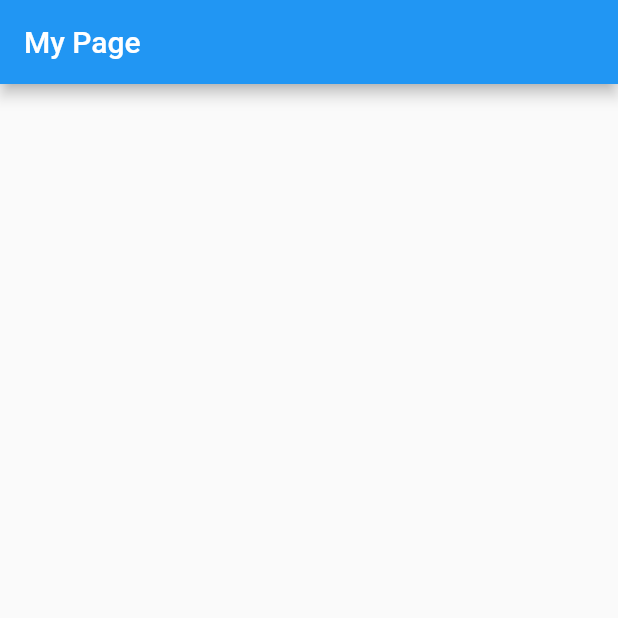
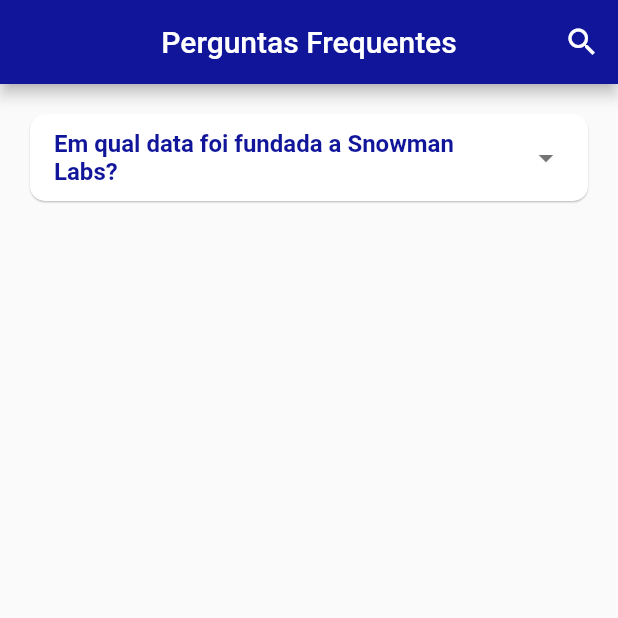
Before and after one commit to moisesmartins-dev/SnowManLabs-Challenge, a Flutter app: the screen it shows after launch, on a phone screen of 412 x 824 dp, the top half of it. Run offline on Flutter 3.47's test engine with Material 2 defaults, Android fonts, the phone set to English and light mode, and no system bars; our stand-ins replace get.

Commit message:
created card with questions and answers

```diff
--- a/lib/app/ui/android/adicionar_pergunta/add_pergunta.dart
+++ b/lib/app/ui/android/adicionar_pergunta/add_pergunta.dart
@@ -5,7 +5,7 @@ class AddPerguntaPage extends StatelessWidget {
   @override
   Widget build(BuildContext context) {
     return Scaffold(
-      appBar: AppBar(title: Text('My Page')),
+      appBar: AppBar(title: Text('Pergunta')),
       body: Container(
         child: Container(),
       ),
--- a/lib/app/ui/android/home_page/home_page.dart
+++ b/lib/app/ui/android/home_page/home_page.dart
@@ -1,13 +1,70 @@
+import 'package:flutter/cupertino.dart';
 import 'package:flutter/material.dart';
 import 'package:get/get.dart';
+//Color(0xff10159A)
 
 class HomePage extends StatelessWidget {
+
   @override
   Widget build(BuildContext context) {
+    final theme = Theme.of(context).copyWith(dividerColor: Colors.transparent);
+
     return Scaffold(
-      appBar: AppBar(title: Text('My Page')),
-      body: Container(
-        child: Container(),
+      appBar: AppBar(
+        title: Text('Perguntas Frequentes'),
+        centerTitle: true,
+        actions: [
+          IconButton(
+            icon: Icon(Icons.search),
+            onPressed: () {},
+          ),
+        ],
+        backgroundColor: Color(0xff10159A),
+      ),
+      body: Column(
+        children: [
+          Card(
+            elevation: 0.5,
+            shape: RoundedRectangleBorder(
+              borderRadius: BorderRadius.circular(10),
+            ),
+            margin: EdgeInsets.all(20),
+            child: Padding(
+              padding: EdgeInsets.all(0),
+              child: Container(
+                decoration: BoxDecoration(
+                  borderRadius: BorderRadius.circular(10)
+                ),
+                child: Theme(
+                  data: theme,
+                  child: ExpansionTile(
+                    childrenPadding: EdgeInsets.only(left: 5, bottom: 15),
+                    title: Text("Em qual data foi fundada a Snowman Labs?",
+                        style: TextStyle(
+                            color: Color(0xff10159A),
+                            fontSize: 16.0,
+                            fontWeight: FontWeight.bold)),
+                    trailing: Icon(Icons.arrow_drop_down),
+                    children: <Widget>[
+                      Padding(
+                        padding: const EdgeInsets.all(10),
+                        child: Row(
+                          children: [
+                            Expanded(
+                                child: Text(
+                                  "A Snowman Labs foi fundada no dia 9 de agosto de 2012.",
+                                  style: TextStyle(color: Colors.grey[600]),
+                                ))
+                          ],
+                        ),
+                      )
+                    ],
+                  ),
+                ),
+              ),
+            ),
+          )
+        ],
       ),
     );
   }
```
Also changed, not shown: lib/main.dart (+11 -10 lines).
